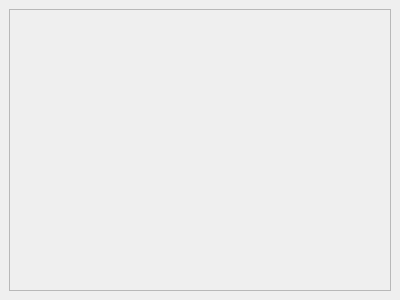
mspr/guitar_trainer, file guitar_trainer/src/outputwindow.ui: the form before one commit.
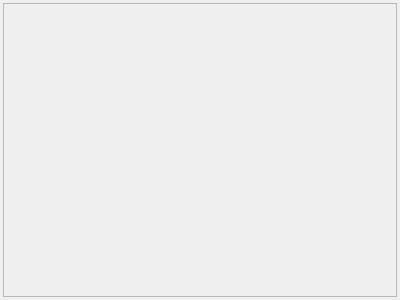
The form after the commit.

Commit message: Adjust output window on main window resize, update margins of its layout and hide the title bar.

The edit to the form file:
```diff
--- a/guitar_trainer/src/outputwindow.ui
+++ b/guitar_trainer/src/outputwindow.ui
@@ -15,6 +15,18 @@
   </property>
   <widget class="QWidget" name="dockWidgetContents">
    <layout class="QGridLayout" name="layout">
+    <property name="leftMargin">
+     <number>3</number>
+    </property>
+    <property name="topMargin">
+     <number>3</number>
+    </property>
+    <property name="rightMargin">
+     <number>3</number>
+    </property>
+    <property name="bottomMargin">
+     <number>3</number>
+    </property>
     <item row="0" column="0">
      <widget class="QScrollArea" name="scrollArea">
       <property name="widgetResizable">
@@ -25,8 +37,8 @@
         <rect>
          <x>0</x>
          <y>0</y>
-         <width>376</width>
-         <height>250</height>
+         <width>392</width>
+         <height>266</height>
         </rect>
        </property>
        <layout class="QGridLayout" name="layout_2"/>
```
Left out of the diff: 2 changed lines with no effect on the pictures. The commit also changes 4 other files.
